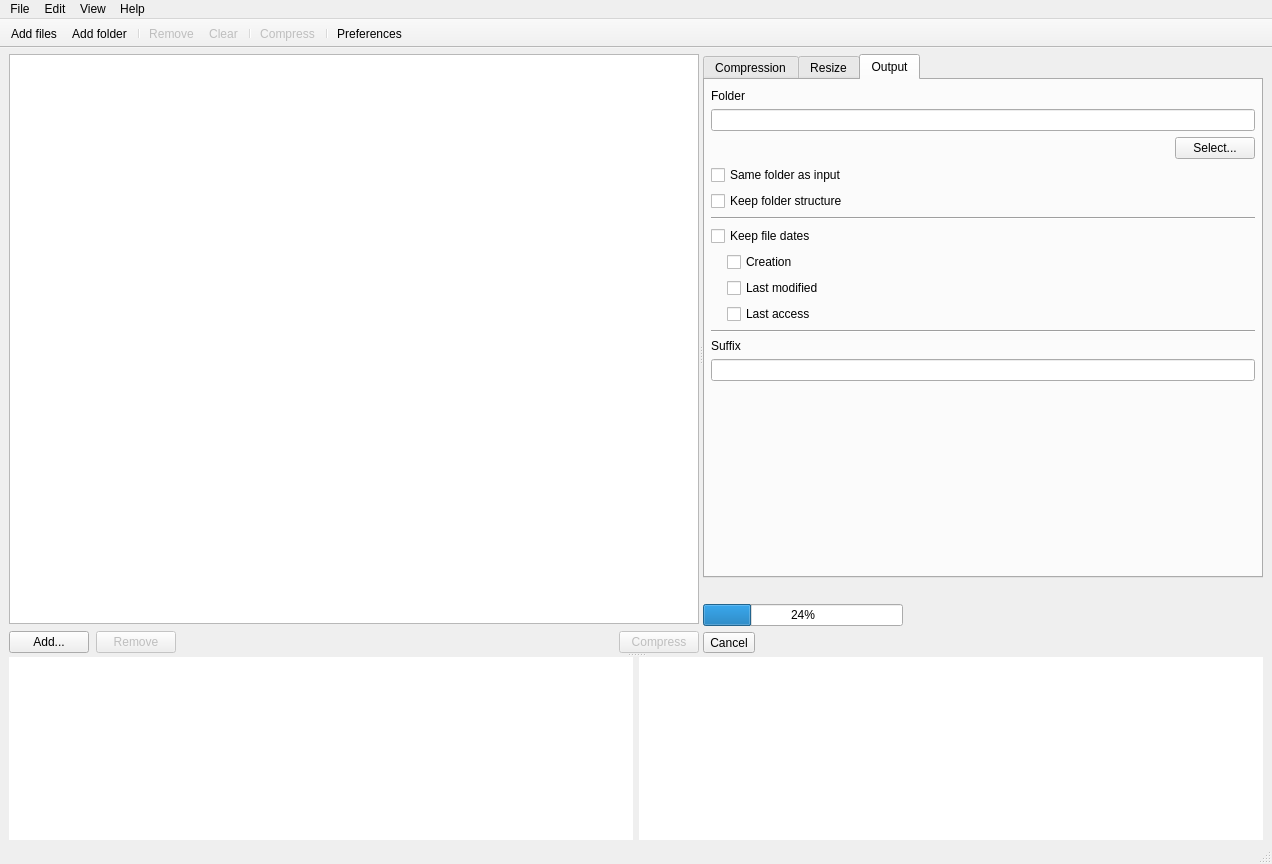
First picture: the form in views/MainWindow.ui, repository Lymphatus/caesium-image-compressor, before the edit.
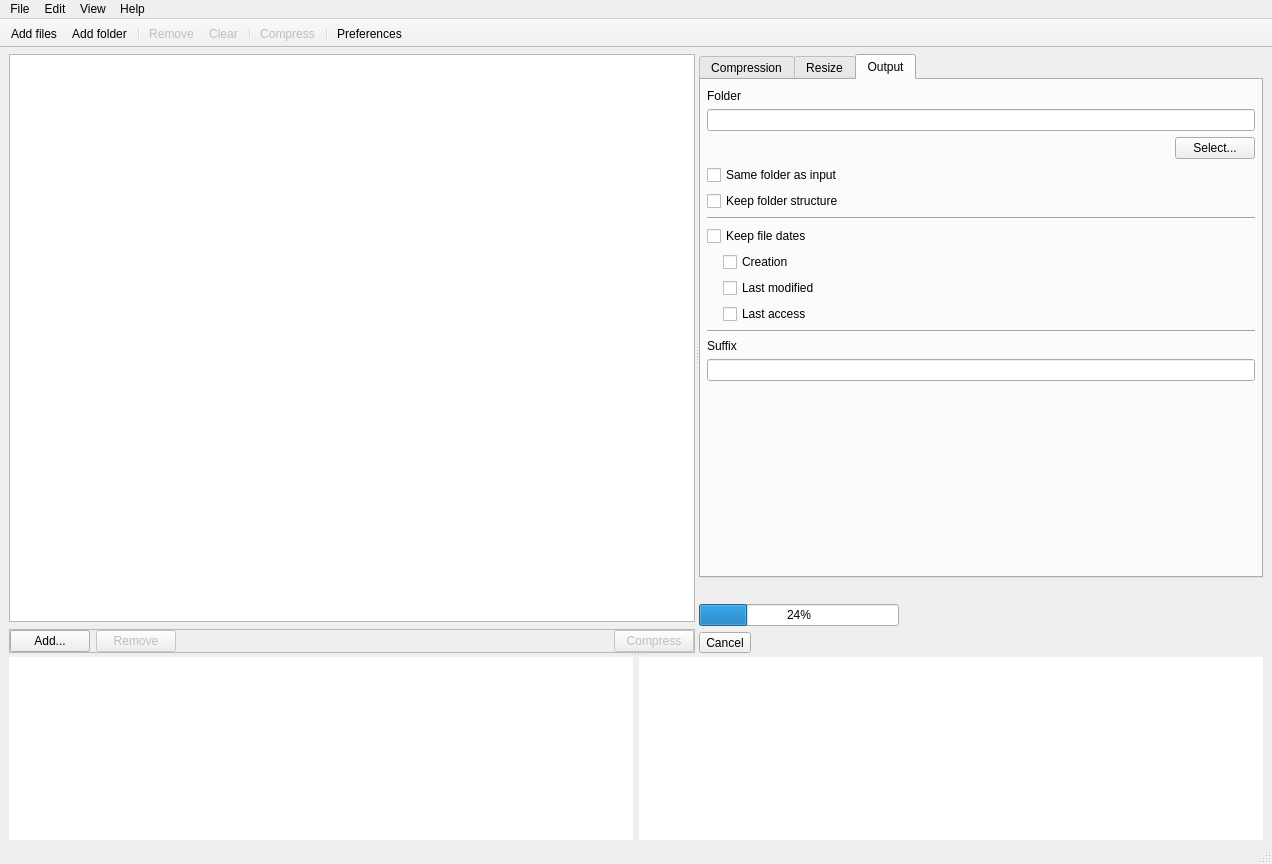
Second picture: the form after the edit. Icons and pictures are not drawn. Custom widgets are drawn as their Qt base class.

Commit message: Windows layout fixes

Patch:
```diff
--- a/views/MainWindow.ui
+++ b/views/MainWindow.ui
@@ -46,24 +46,11 @@
         <enum>Qt::Horizontal</enum>
        </property>
        <widget class="QWidget" name="layoutWidget">
-        <layout class="QGridLayout" name="listActions_GLayout">
+        <layout class="QVBoxLayout" name="verticalLayout_4">
          <property name="spacing">
           <number>7</number>
          </property>
-         <item row="1" column="2">
-          <spacer name="horizontalSpacer">
-           <property name="orientation">
-            <enum>Qt::Horizontal</enum>
-           </property>
-           <property name="sizeHint" stdset="0">
-            <size>
-             <width>247</width>
-             <height>17</height>
-            </size>
-           </property>
-          </spacer>
-         </item>
-         <item row="0" column="0" colspan="4">
+         <item>
           <widget class="QDropTreeView" name="imageList_TreeView">
            <property name="contextMenuPolicy">
             <enum>Qt::CustomContextMenu</enum>
@@ -106,41 +93,28 @@
            </attribute>
           </widget>
          </item>
-         <item row="1" column="3">
-          <widget class="QPushButton" name="compress_Button">
-           <property name="enabled">
-            <bool>false</bool>
+         <item>
+          <widget class="QFrame" name="listActions_Frame">
+           <property name="frameShape">
+            <enum>QFrame::StyledPanel</enum>
            </property>
-           <property name="text">
-            <string>Compress</string>
+           <property name="frameShadow">
+            <enum>QFrame::Raised</enum>
            </property>
-           <property name="icon">
-            <iconset resource="../resources/resources.qrc">
-             <normaloff>:/icons/ui/compress.svg</normaloff>:/icons/ui/compress.svg</iconset>
-           </property>
-          </widget>
-         </item>
-         <item row="1" column="1">
-          <widget class="QPushButton" name="removeFiles_Button">
-           <property name="enabled">
-            <bool>false</bool>
-           </property>
-           <property name="text">
-            <string>Remove</string>
-           </property>
-           <property name="icon">
-            <iconset resource="../resources/resources.qrc">
-             <normaloff>:/icons/ui/remove.svg</normaloff>:/icons/ui/remove.svg</iconset>
-           </property>
-           <property name="iconSize">
-            <size>
-             <width>16</width>
-             <height>16</height>
-            </size>
-           </property>
-          </widget>
-         </item>
-         <item row="1" column="0">
+           <layout class="QHBoxLayout" name="horizontalLayout_2">
+            <property name="leftMargin">
+             <number>0</number>
+            </property>
+            <property name="topMargin">
+             <number>0</number>
+            </property>
+            <property name="rightMargin">
+             <number>0</number>
+            </property>
+            <property name="bottomMargin">
+             <number>0</number>
+            </property>
+            <item>
           <widget class="QPushButton" name="addFiles_Button">
            <property name="text">
             <string>Add...</string>
@@ -157,6 +131,56 @@
            </property>
           </widget>
          </item>
+            <item>
+             <widget class="QPushButton" name="removeFiles_Button">
+              <property name="enabled">
+               <bool>false</bool>
+              </property>
+              <property name="text">
+               <string>Remove</string>
+              </property>
+              <property name="icon">
+               <iconset resource="../resources/resources.qrc">
+                <normaloff>:/icons/ui/remove.svg</normaloff>:/icons/ui/remove.svg</iconset>
+              </property>
+              <property name="iconSize">
+               <size>
+                <width>16</width>
+                <height>16</height>
+               </size>
+              </property>
+             </widget>
+            </item>
+            <item>
+             <spacer name="horizontalSpacer">
+              <property name="orientation">
+               <enum>Qt::Horizontal</enum>
+              </property>
+              <property name="sizeHint" stdset="0">
+               <size>
+                <width>247</width>
+                <height>17</height>
+               </size>
+              </property>
+             </spacer>
+            </item>
+            <item>
+             <widget class="QPushButton" name="compress_Button">
+              <property name="enabled">
+               <bool>false</bool>
+              </property>
+              <property name="text">
+               <string>Compress</string>
+              </property>
+              <property name="icon">
+               <iconset resource="../resources/resources.qrc">
+                <normaloff>:/icons/ui/compress.svg</normaloff>:/icons/ui/compress.svg</iconset>
+              </property>
+             </widget>
+            </item>
+           </layout>
+          </widget>
+         </item>
         </layout>
        </widget>
        <widget class="QWidget" name="verticalLayoutWidget_2">
```
Left out of the diff: 2 changed lines with no effect on the pictures. Lines whose indentation alone changed are shown as unchanged. The commit also changes 7 other files.
